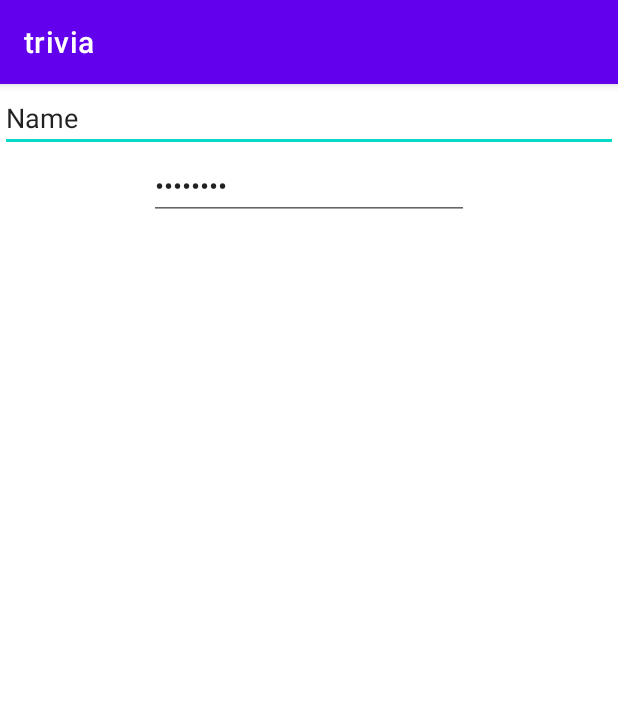
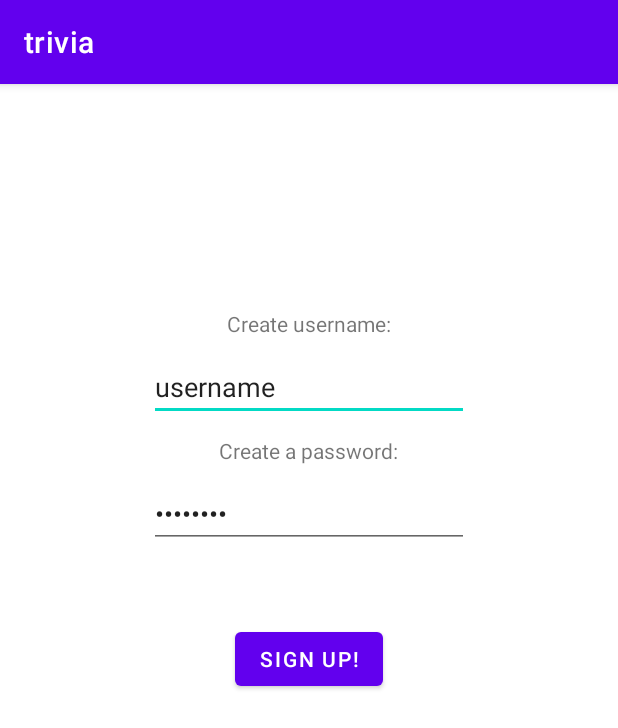
Before and after one commit to swiftie1321/TriviaProject, an Android app: the SignUpScreen screen opened directly, with no data from a screen before it, on a phone screen of 412 x 824 dp. Shown: the top 728 px of the screen. Run offline under Robolectric (Android 15) with nearby library versions, the light colour scheme and no system bars.

Commit message:
Added logged in screen actibity and start a new game and statistics buttons. one problem - it says there is a missing library and don't add the changes when run

```diff
--- a/app/build.gradle
+++ b/app/build.gradle
@@ -33,7 +33,9 @@ dependencies {
     implementation 'androidx.appcompat:appcompat:1.2.0'
     implementation 'com.google.android.material:material:1.2.1'
     implementation 'androidx.constraintlayout:constraintlayout:2.0.4'
+    implementation 'androidx.wear:wear:1.0.0'
     testImplementation 'junit:junit:4.+'
     androidTestImplementation 'androidx.test.ext:junit:1.1.2'
     androidTestImplementation 'androidx.test.espresso:espresso-core:3.3.0'
+    compileOnly 'com.google.android.wearable:wearable:2.6.0'
 }
--- a/app/src/main/java/com/example/trivia/SignUpScreen.java
+++ b/app/src/main/java/com/example/trivia/SignUpScreen.java
@@ -3,18 +3,36 @@ package com.example.trivia;
 import androidx.appcompat.app.AppCompatActivity;
 
 import android.content.Context;
+import android.content.Intent;
 import android.os.Bundle;
 import android.view.View;
+import android.widget.Button;
 
 import org.w3c.dom.Text;
 
-public class SignUpScreen extends AppCompatActivity {
+public class SignUpScreen extends AppCompatActivity implements View.OnClickListener {
 
     private Context main_activity_context;
+    private Button signed_up;
 
     @Override
     protected void onCreate(Bundle savedInstanceState) {
         super.onCreate(savedInstanceState);
         setContentView(R.layout.activity_sign_up_screen);
+
+        signed_up = findViewById(R.id.signed_up_button);
+        logged_In_Screen logged_in_object = new logged_In_Screen();
+
+        signed_up.setOnClickListener(new View.OnClickListener() {
+            @Override
+            public void onClick(View v) {
+                startActivity(new Intent(SignUpScreen.this, logged_In_Screen.class));
+            }
+        });
+    }
+
+    @Override
+    public void onClick(View v) {
+
     }
 }
--- /dev/null
+++ b/app/src/main/java/com/example/trivia/logged_In_Screen.java
@@ -0,0 +1,28 @@
+package com.example.trivia;
+
+import androidx.appcompat.app.AppCompatActivity;
+import android.content.Context;
+import android.content.Intent;
+import android.os.Bundle;
+import android.view.View;
+import android.widget.Button;
+
+import org.w3c.dom.Text;
+
+public class logged_In_Screen extends AppCompatActivity implements View.OnClickListener {
+
+    private Context Sign_Up_Context;
+    private Button start_new_game_button;
+    private Button statistics_button;
+
+    @Override
+    protected void onCreate(Bundle savedInstanceState) {
+        super.onCreate(savedInstanceState);
+        setContentView(R.layout.activity_logged__in__screen);
+    }
+
+    @Override
+    public void onClick(View v) {
+
+    }
+}
--- a/app/src/main/res/layout/activity_sign_up_screen.xml
+++ b/app/src/main/res/layout/activity_sign_up_screen.xml
@@ -7,22 +7,46 @@
     android:orientation="vertical"
     tools:context=".SignUpScreen">
 
+    <TextView
+        android:layout_width="wrap_content"
+        android:layout_height="wrap_content"
+        android:text="Create username:"
+        android:layout_gravity="center"
+        android:layout_marginTop="150dp"/>
+
     <EditText
         android:id="@+id/editTextTextPersonName"
         android:layout_width="wrap_content"
         android:layout_height="wrap_content"
+        android:layout_marginTop="10dp"
         android:layout_gravity="center"
-        android:ems="100"
+        android:ems="10"
         android:inputType="textPersonName"
-        android:text="Name" />
+        android:text="username" />
+
+    <TextView
+        android:layout_width="wrap_content"
+        android:layout_height="wrap_content"
+        android:text="Create a password:"
+        android:layout_gravity="center"
+        android:layout_marginTop="10dp"/>
 
     <EditText
         android:id="@+id/editTextNumberPassword"
         android:layout_width="wrap_content"
         android:layout_height="wrap_content"
+        android:layout_marginTop="10dp"
         android:layout_gravity="center"
         android:ems="10"
         android:inputType="numberPassword"
         android:text="Password"/>
 
+    <Button
+        android:id="@+id/signed_up_button"
+        android:layout_width="wrap_content"
+        android:layout_height="wrap_content"
+        android:text="Sign Up!"
+        android:layout_gravity="center"
+        android:layout_marginTop="50dp"/>
+
 </LinearLayout>
--- /dev/null
+++ b/app/src/main/res/values-round/strings.xml
@@ -0,0 +1,3 @@
+<resources>
+    <string name="hello_world">Hello Round World!</string>
+</resources>
--- a/app/src/main/res/values/strings.xml
+++ b/app/src/main/res/values/strings.xml
@@ -1,3 +1,9 @@
 <resources>
     <string name="app_name">trivia</string>
+    <string name="title_activity_logged__in__screen">logged_In_Screen</string>
+    <!--
+    This string is used for square devices and overridden by hello_world in
+    values-round/strings.xml for round devices.
+    -->
+    <string name="hello_world">Hello Square World!</string>
 </resources>
```
Also changed, not shown: app/src/main/AndroidManifest.xml (+26 -1 lines), app/src/main/res/layout/activity_logged__in__screen.xml (added, +26 -0 lines), app/src/main/res/values/dimens.xml (added, +15 -0 lines).
